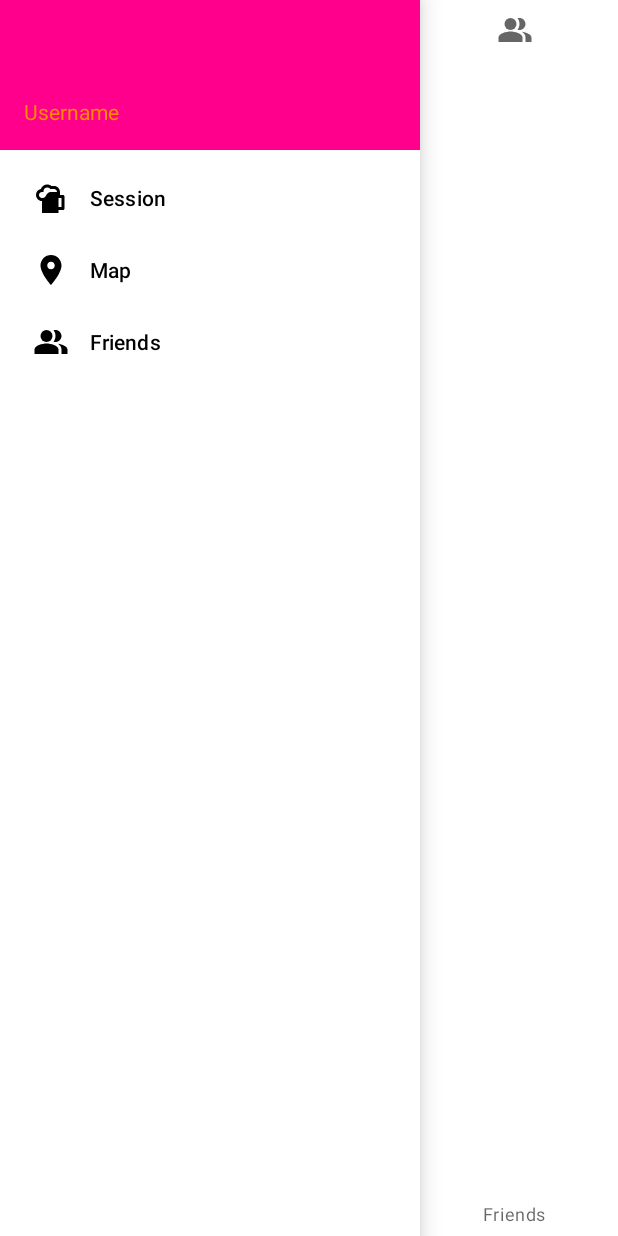
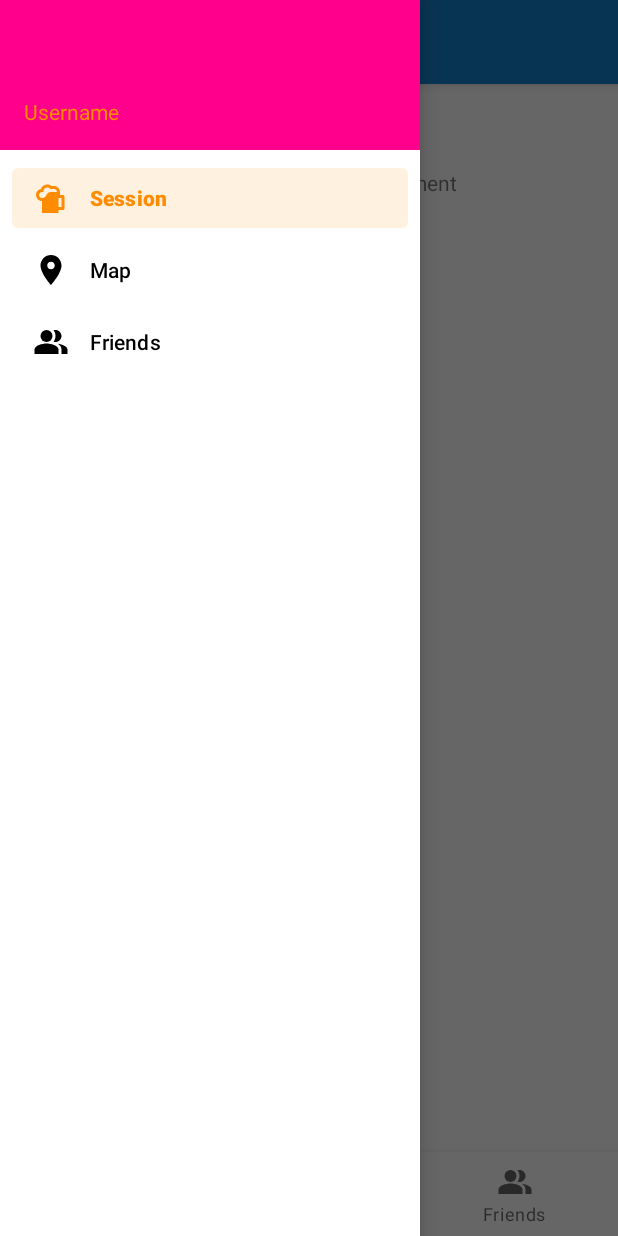
Before and after one commit to JoakimAa/Kjoerbar2.0, an Android app: the MainActivity screen opened directly, with no data from a screen before it, with the side drawer open, on a phone screen of 412 x 824 dp. Run offline under Robolectric (Android 15) with nearby library versions, the phone set to English and light mode, and no system bars; our stand-ins replace Firebase (no records; nobody signed in at launch, a user with empty details on screens opened directly), navigation-ui; libraries missing offline, so code that uses them is left out: com.firebase.ui.

Commit message:
Drawer menu now works

```diff
--- a/app/app/src/main/java/com/illusion_softworks/kjoerbar/activities/MainActivity.java
+++ b/app/app/src/main/java/com/illusion_softworks/kjoerbar/activities/MainActivity.java
@@ -12,6 +12,7 @@ import androidx.core.view.GravityCompat;
 import androidx.drawerlayout.widget.DrawerLayout;
 import androidx.navigation.NavController;
 import androidx.navigation.Navigation;
+import androidx.navigation.fragment.NavHostFragment;
 import androidx.navigation.ui.AppBarConfiguration;
 import androidx.navigation.ui.NavigationUI;
 
@@ -24,54 +25,41 @@ import com.illusion_softworks.kjoerbar.R;
 import com.illusion_softworks.kjoerbar.referencehandler.LocalFirebaseUser;
 
 public class MainActivity extends AppCompatActivity {
-    private static final FirebaseUser firebaseUser = FirebaseAuth.getInstance().getCurrentUser();
-//    private ActionBarDrawerToggle toggle;
-//    private DrawerLayout drawer;
-//    private Toolbar toolbar;
+    //private static final FirebaseUser firebaseUser = FirebaseAuth.getInstance().getCurrentUser();
+    //private TextView username;
     private AppBarConfiguration appBarConfiguration;
-    private TextView username;
+    private NavHostFragment navHostFragment;
+    private NavController navController;
 
     @Override
     protected void onCreate(Bundle savedInstanceState) {
         super.onCreate(savedInstanceState);
         setContentView(R.layout.activity_main);
 
-        //setBottomNavigation();
-        setNavigationDrawer();
-        //toolBarAndDrawer();
-    }
-
-    public void setBottomNavigation() {
-        NavController controller = Navigation.findNavController(this, R.id.nav_host);
+        navHostFragment = (NavHostFragment) getSupportFragmentManager().findFragmentById(R.id.nav_host);
+        navController = navHostFragment.getNavController();
 
         BottomNavigationView bottomNav = findViewById(R.id.bottom_nav);
-        NavigationUI.setupWithNavController(bottomNav, controller);
-    }
+        Toolbar toolbar = findViewById(R.id.toolbar);
+        DrawerLayout drawerLayout = findViewById(R.id.drawer_layout);
+        NavigationView navView = findViewById(R.id.nav_view);
 
-    private void setNavigationDrawer() {
-        Toolbar toolbar = findViewById(R.id.toolbar);
         setSupportActionBar(toolbar);
 
-        DrawerLayout drawerLayout = findViewById(R.id.drawer_layout);
-        appBarConfiguration = new AppBarConfiguration.Builder(
-                R.id.sessionFragment, R.id.mapFragment, R.id.friendsFragment)
+        appBarConfiguration = new AppBarConfiguration.Builder(navController.getGraph())
                 .setOpenableLayout(drawerLayout)
                 .build();
 
-
-        NavController controller = Navigation.findNavController(this, R.id.nav_host);
-
-        NavigationView navView = findViewById(R.id.nav_view);
-        //setDrawerInfo(navView);
-
-        NavigationUI.setupActionBarWithNavController(this, controller);
-        NavigationUI.setupWithNavController(navView, controller);
+        //NavigationUI.setupActionBarWithNavController(this, controller);
+        NavigationUI.setupWithNavController(toolbar, navController, appBarConfiguration);
+        NavigationUI.setupWithNavController(navView, navController);
+        NavigationUI.setupWithNavController(bottomNav, navController);
     }
 
     private void setDrawerInfo(NavigationView navView) {
         View headerView = navView.getHeaderView(0);
-        username = headerView.findViewById(R.id.username);
-        username.setText(LocalFirebaseUser.getFirebaseUser().getDisplayName());
+        //username = headerView.findViewById(R.id.username);
+        //username.setText(LocalFirebaseUser.getFirebaseUser().getDisplayName());
     }
 
 //    private void toolBarAndDrawer() {
--- a/app/app/src/main/res/layout/activity_main.xml
+++ b/app/app/src/main/res/layout/activity_main.xml
@@ -10,38 +10,59 @@
     tools:context=".activities.MainActivity"
     tools:openDrawer="start">
 
-    <include
-        layout="@layout/app_bar"
+    <androidx.constraintlayout.widget.ConstraintLayout
         android:layout_width="match_parent"
-        android:layout_height="match_parent"/>
+        android:layout_height="match_parent">
 
+        <com.google.android.material.appbar.AppBarLayout
+            android:id="@+id/appBarLayout"
+            android:layout_width="match_parent"
+            android:layout_height="wrap_content"
+            app:layout_constraintEnd_toEndOf="parent"
+            app:layout_constraintStart_toStartOf="parent"
+            app:layout_constraintTop_toTopOf="parent">
+
+            <androidx.appcompat.widget.Toolbar
+                android:id="@+id/toolbar"
+                android:layout_width="match_parent"
+                android:layout_height="?attr/actionBarSize"
+                android:background="@color/colorPrimary"
+                android:theme="@style/ThemeOverlay.AppCompat.ActionBar"
+                app:layout_anchor="@+id/appBarLayout"
+                app:layout_anchorGravity="center"
+                app:popupTheme="@style/ThemeOverlay.AppCompat.Light" />
+
+        </com.google.android.material.appbar.AppBarLayout>
 
         <androidx.fragment.app.FragmentContainerView
             android:id="@+id/nav_host"
             android:name="androidx.navigation.fragment.NavHostFragment"
             android:layout_width="match_parent"
             android:layout_height="0dp"
-
             app:layout_constraintBottom_toTopOf="@+id/bottom_nav"
             app:layout_constraintEnd_toEndOf="parent"
             app:layout_constraintHorizontal_bias="0.0"
             app:layout_constraintStart_toStartOf="parent"
-        tools:layout="@layout/activity_main" />
+            app:layout_constraintTop_toBottomOf="@+id/appBarLayout"
+            app:navGraph="@navigation/nav_graph" />
 
         <com.google.android.material.bottomnavigation.BottomNavigationView
             android:id="@+id/bottom_nav"
             android:layout_width="match_parent"
-            android:layout_height="56dp"
+            android:layout_height="wrap_content"
             app:layout_constraintBottom_toBottomOf="parent"
+            app:layout_constraintEnd_toEndOf="parent"
+            app:layout_constraintStart_toStartOf="parent"
             app:menu="@menu/menu_bottom_nav" />
+
+    </androidx.constraintlayout.widget.ConstraintLayout>
 
     <com.google.android.material.navigation.NavigationView
         android:id="@+id/nav_view"
         android:layout_width="wrap_content"
         android:layout_height="match_parent"
         android:layout_gravity="start"
-        app:theme="@style/ThemeOverlay.AppCompat.navTheme"
         app:headerLayout="@layout/nav_header"
-        app:menu="@menu/menu_drawer_nav" />
-
+        app:menu="@menu/menu_drawer_nav"
+        app:theme="@style/ThemeOverlay.AppCompat.navTheme" />
 </androidx.drawerlayout.widget.DrawerLayout>
```
Also changed, not shown: app/app/src/main/res/layout/app_bar.xml (deleted, +0 -27 lines), app/app/src/main/res/menu/menu_drawer_nav.xml (line endings or trailing spaces). Lines whose indentation alone changed are shown as unchanged.
